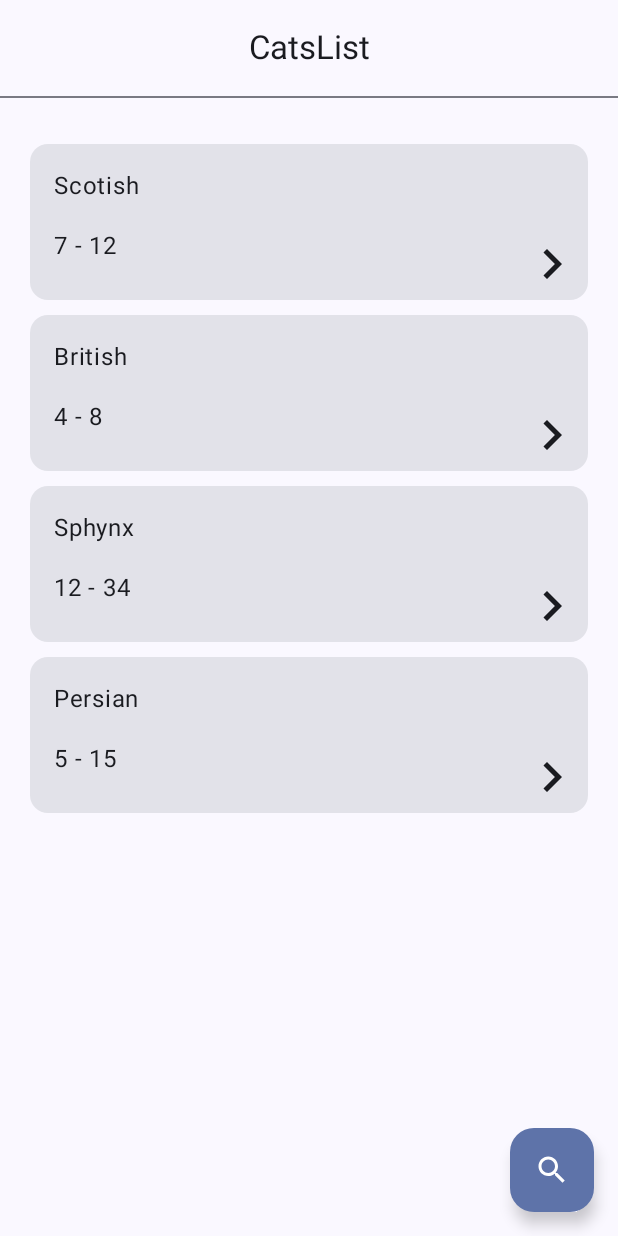
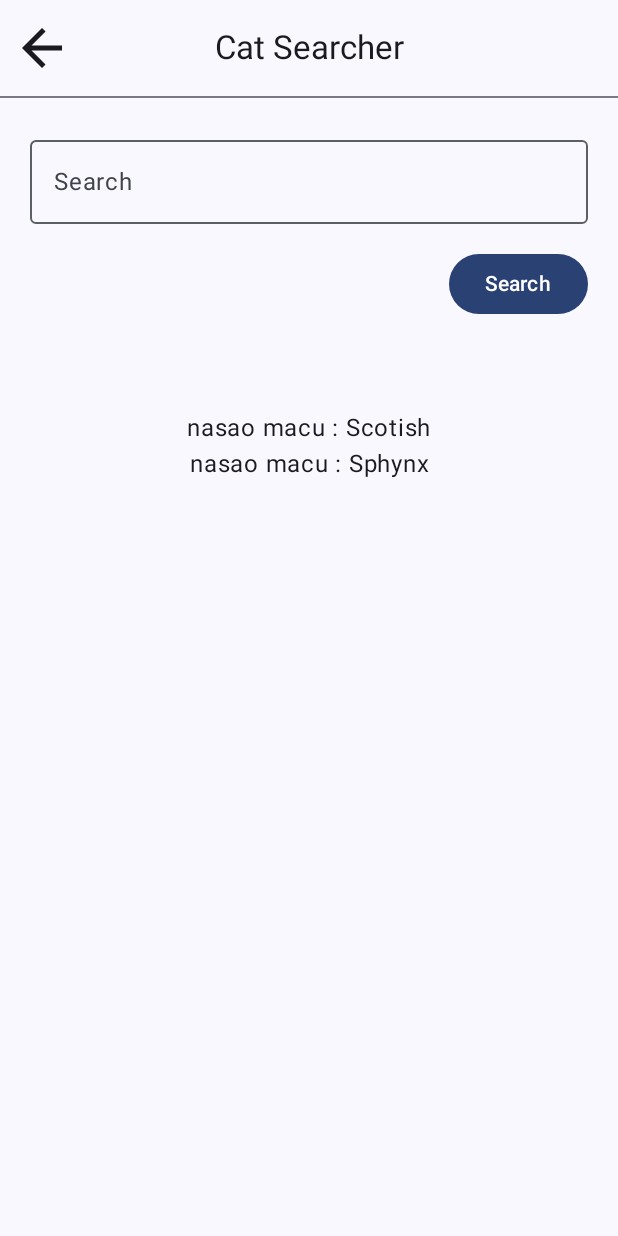
Before and after one commit to kosanovicMilan/Catalist, an Android app built with Jetpack Compose: the MainActivity screen opened directly, with no data from a screen before it, after a tap on "searchButton", on a phone screen of 412 x 824 dp. Run offline under Robolectric (Android 15) with nearby library versions, the phone set to English and light mode, and no system bars.

```diff
--- /dev/null
+++ b/app/src/main/java/com/example/catalist/AppNavigation.kt
@@ -0,0 +1,76 @@
+package com.example.catalist
+
+
+import androidx.compose.runtime.Composable
+import androidx.compose.runtime.remember
+import androidx.navigation.NavBackStackEntry
+import androidx.navigation.compose.NavHost
+import androidx.navigation.compose.composable
+import androidx.navigation.compose.rememberNavController
+
+@Composable
+fun AppNavigation() {
+
+    val navController = rememberNavController()
+
+    NavHost(
+        navController = navController,
+        startDestination = "cats"
+    ) {
+
+        composable(
+            route = "cats"
+        ){
+            CatsListScreen(
+                cats = CatsRepository.allCats(),
+                onCatClick = { cat ->
+                    navController.navigate(
+                        route = "cats/${cat.id}"
+                    )
+                },
+                onSearchClick = {
+                    navController.navigate("cats/search")
+                }
+            )
+        }
+
+        composable(
+            route = "cats/{catId}"
+        ){ backStackEntry ->
+            val catDataId = backStackEntry.getCatDataOrThrow()
+            val data = remember(catDataId) {
+                CatsRepository.getCatById(
+                    id = catDataId
+                )
+            }
+
+
+
+            if (data != null) {
+                CatDetailsScreen(
+                    cat = data,
+                    onBackClick = {
+                        navController.navigateUp()
+                    }
+                )
+            }
+            else
+                ErrorScreen()
+        }
+
+        composable(
+            route = "cats/search"
+        ){
+            CatsSearchScreen(
+                onBackClick = {
+                    navController.navigateUp()
+                              },
+                cats = CatsRepository.allCats()
+            )
+        }
+    }
+}
+
+private fun NavBackStackEntry.getCatDataOrThrow(): String {
+    return arguments?.getString("catId") ?: throw IllegalStateException("Cat id is required...")
+}
--- a/app/src/main/java/com/example/catalist/CatsDetailsScreen.kt
+++ b/app/src/main/java/com/example/catalist/CatsDetailsScreen.kt
@@ -39,7 +39,8 @@ import com.example.catalist.ui.theme.CatalistTheme
 @OptIn(ExperimentalMaterial3Api::class)
 @Composable
 fun CatDetailsScreen(
-    cat : CatData
+    cat : CatData,
+    onBackClick : () -> Unit
 ){
     Scaffold (
 
@@ -55,7 +56,7 @@ fun CatDetailsScreen(
                                         width = 15.dp,
                                         height = 15.dp
                                     ),imageVector = Icons.Default.ArrowBack
-                                    , onClick = {})
+                                    , onClick = onBackClick)
                                 }
                     )
                 Divider()
@@ -145,6 +146,8 @@ fun CatDetailsScreenPreview(){
                  "igrase"
              )
         )
+            ,
+            onBackClick = {}
         )
 
     }
--- a/app/src/main/java/com/example/catalist/CatsListScreen.kt
+++ b/app/src/main/java/com/example/catalist/CatsListScreen.kt
@@ -1,7 +1,10 @@
 package com.example.catalist
+
+import androidx.compose.foundation.Image
 
 import androidx.compose.foundation.clickable
 import androidx.compose.foundation.layout.Arrangement
+import androidx.compose.foundation.layout.Box
 import androidx.compose.foundation.layout.Column
 import androidx.compose.foundation.layout.Row
 import androidx.compose.foundation.layout.Spacer
@@ -9,23 +12,36 @@ import androidx.compose.foundation.layout.fillMaxSize
 import androidx.compose.foundation.layout.fillMaxWidth
 import androidx.compose.foundation.layout.height
 import androidx.compose.foundation.layout.padding
+import androidx.compose.foundation.rememberScrollState
+import androidx.compose.foundation.shape.RoundedCornerShape
+import androidx.compose.foundation.verticalScroll
 import androidx.compose.material.icons.Icons
-import androidx.compose.material.icons.filled.KeyboardArrowRight
+import androidx.compose.material.icons.filled.ArrowForward
+
 import androidx.compose.material.icons.filled.Search
+
 import androidx.compose.material3.Card
+import androidx.compose.material3.CardColors
+import androidx.compose.material3.CardDefaults
 import androidx.compose.material3.CenterAlignedTopAppBar
 import androidx.compose.material3.Divider
 import androidx.compose.material3.ExperimentalMaterial3Api
 import androidx.compose.material3.FloatingActionButton
 import androidx.compose.material3.Icon
 import androidx.compose.material3.IconButton
+import androidx.compose.material3.MaterialTheme
 import androidx.compose.material3.Scaffold
+import androidx.compose.material3.ScrollableTabRow
 import androidx.compose.material3.Text
 import androidx.compose.runtime.Composable
 import androidx.compose.runtime.key
 import androidx.compose.ui.Alignment
 import androidx.compose.ui.Modifier
+import androidx.compose.ui.graphics.Color
 import androidx.compose.ui.graphics.vector.ImageVector
+import androidx.compose.ui.layout.ContentScale
+import androidx.compose.ui.res.painterResource
+import androidx.compose.ui.text.style.TextOverflow
 import androidx.compose.ui.tooling.preview.Preview
 import androidx.compose.ui.unit.dp
 import com.example.catalist.ui.theme.CatalistTheme
@@ -36,7 +52,8 @@ import com.example.catalist.ui.theme.CatalistTheme
 @Composable
 fun CatsListScreen(
     cats : List<CatData>,
-    onCatClick: (CatData) -> Unit
+    onCatClick: (CatData) -> Unit,
+    onSearchClick: () -> Unit,
 ) {
         Scaffold (
 
@@ -52,7 +69,10 @@ fun CatsListScreen(
             floatingActionButton = {
 
                 FloatingActionButton(
-                                        onClick = {}) {
+                    onClick = onSearchClick,
+                    containerColor = Color.Yellow
+
+                ) {
 
                     Icon(
                         imageVector = Icons.Default.Search,
@@ -65,18 +85,21 @@ fun CatsListScreen(
             content = {
                 paddingValues ->
 
+
                 Column (
                     modifier = Modifier
+                        .verticalScroll(rememberScrollState())
                         .fillMaxSize()
                         .padding(paddingValues),
                     verticalArrangement = Arrangement.Top,
                     horizontalAlignment = Alignment.CenterHorizontally,
                 ){
-                    Spacer(modifier = Modifier.padding(vertical = 15.dp))
+                    Spacer(modifier = Modifier.padding(vertical = 10.dp))
 
-                   cats.forEach{
+
+                            cats.forEach {
                                 Column {
-                           key(it.id){
+                                    key(it.id) {
                                         CatListItem(
                                             cat = it,
                                             onClick = {
@@ -88,15 +111,12 @@ fun CatsListScreen(
                                     Spacer(modifier = Modifier.height(10.dp))
                                 }
                             }
+
+
                 }
             }
 
         )
-
-
-
-
-
 }
 
 @Composable
@@ -105,53 +125,56 @@ private fun CatListItem(
     onClick: () -> Unit
 ) {
     Card(
+        shape = RoundedCornerShape(8.dp),
+        colors = CardDefaults.cardColors(
+            containerColor = Color(197, 153, 150, 255)
+        ),
         modifier = Modifier
-            .fillMaxWidth()
-            .padding(horizontal = 20.dp)
-            .clickable { onClick() }
+            .padding(20.dp, 5.dp, 20.dp, 10.dp)
+            .clickable {
+                onClick()
+            },
+        elevation = CardDefaults.cardElevation(
+            defaultElevation = 10.dp,
+        )
+    ) {
+        Column(
         ) {
 
-        Column() {
-
+            Image(
+                painter = painterResource(R.drawable.cat),
+                contentDescription = null, // decorative
+                contentScale = ContentScale.Crop,
+                modifier = Modifier
+                    .height(150.dp)
+                    .fillMaxWidth()
+            )
+            Row {
+                Column(modifier = Modifier
+                    .padding(16.dp)
+                    .weight(1f)) {
                     Text(
-                modifier = Modifier.padding(all = 16.dp)
-                ,text = cat.raceName
-
+                        text = cat.raceName,
+                        style = MaterialTheme.typography.titleMedium,
+                        maxLines = 2,
+                        overflow = TextOverflow.Ellipsis
                     )
-            Row{
-//                Image(
-//                    painter = painterResource(id = context.resources.getIdentifier("cat", "drawable", context.packageName)),
-//                    contentDescription = "cat",
-//                    modifier = Modifier
-//                        .size(25.dp)
-//                        .padding(horizontal = 16.dp, vertical = 8.dp)
-//                )
-//                Image(
-//                        modifier = Modifier.size(
-//                            width = 25.dp,
-//                            height = 25.dp,
-//                        ),
-//                        painter = painterResource(id = R.drawable.cat),
-//                        contentDescription = "maca",
-//
-//                )
+                    Spacer(modifier = Modifier.height(5.dp))
                     Text(
-                    modifier = Modifier
-                        .padding(horizontal = 16.dp)
-                        .padding(bottom = 16.dp)
-                        .weight(weight = 1f),
-                    text = cat.lifeSpan
-                )
-
-                AppIconButton(
-                    modifier = Modifier,
-                    imageVector = Icons.Default.KeyboardArrowRight,
-                    onClick = {}
+                        text = cat.details,
+                        //maxLines = 1,
+                        //overflow = TextOverflow.Ellipsis,
+                        style = MaterialTheme.typography.titleSmall,
                     )
                 }
-
+                Box(modifier = Modifier,
+                    contentAlignment = Alignment.BottomEnd
+                    ) {
+                    AppIconButton(modifier = Modifier.fillMaxSize(),
+                        imageVector = Icons.Default.ArrowForward, onClick = {  })
                 }
-
+            }
+        }
     }
 }
 
@@ -179,6 +202,7 @@ fun HelloCompPreview(){
         CatsListScreen(
             cats = SampleCats,
             onCatClick = {},
+            onSearchClick = {},
         )
     }
 }
--- /dev/null
+++ b/app/src/main/java/com/example/catalist/CatsSearchScreen.kt
@@ -0,0 +1,156 @@
+package com.example.catalist
+
+import android.util.Log
+import androidx.compose.foundation.Image
+import androidx.compose.foundation.background
+import androidx.compose.foundation.layout.Arrangement
+import androidx.compose.foundation.layout.Column
+import androidx.compose.foundation.layout.Row
+import androidx.compose.foundation.layout.Spacer
+import androidx.compose.foundation.layout.fillMaxSize
+import androidx.compose.foundation.layout.fillMaxWidth
+import androidx.compose.foundation.layout.height
+import androidx.compose.foundation.layout.padding
+import androidx.compose.foundation.layout.size
+import androidx.compose.foundation.text.KeyboardActions
+import androidx.compose.foundation.text.KeyboardOptions
+import androidx.compose.material.icons.Icons
+import androidx.compose.material.icons.filled.ArrowBack
+import androidx.compose.material.icons.filled.Info
+import androidx.compose.material.icons.filled.Search
+import androidx.compose.material3.AssistChip
+import androidx.compose.material3.AssistChipDefaults
+import androidx.compose.material3.Button
+import androidx.compose.material3.CenterAlignedTopAppBar
+import androidx.compose.material3.Divider
+import androidx.compose.material3.ExperimentalMaterial3Api
+import androidx.compose.material3.Icon
+import androidx.compose.material3.OutlinedTextField
+import androidx.compose.material3.Scaffold
+import androidx.compose.material3.SearchBar
+import androidx.compose.material3.Surface
+import androidx.compose.material3.Text
+import androidx.compose.runtime.Composable
+import androidx.compose.runtime.mutableStateOf
+import androidx.compose.runtime.remember
+import androidx.compose.ui.Alignment
+import androidx.compose.ui.Modifier
+import androidx.compose.ui.focus.focusRequester
+import androidx.compose.ui.graphics.Color
+import androidx.compose.ui.platform.LocalFocusManager
+import androidx.compose.ui.res.painterResource
+import androidx.compose.ui.text.input.ImeAction
+import androidx.compose.ui.text.input.KeyboardType
+import androidx.compose.ui.tooling.preview.Preview
+import androidx.compose.ui.unit.dp
+import androidx.compose.ui.unit.sp
+import com.example.catalist.ui.theme.CatalistTheme
+
+@OptIn(ExperimentalMaterial3Api::class)
+@Composable
+fun CatsSearchScreen(
+
+    onBackClick : () -> Unit,
+    cats: List<CatData>
+) {
+    Scaffold(
+
+
+        topBar = {
+            Column {
+                CenterAlignedTopAppBar(
+                    title = { Text(text = "Cat Searcher") },
+                    navigationIcon =
+                    {
+                        AppIconButton(modifier=Modifier.size(
+                            width = 15.dp,
+                            height = 15.dp
+                        ),imageVector = Icons.Default.ArrowBack
+                            , onClick = onBackClick)
+                    }
+                )
+                Divider()
+            }
+        }
+    ) {padding ->
+
+        Column(
+            modifier = Modifier.padding(padding),
+            horizontalAlignment = Alignment.CenterHorizontally
+                        ) {
+
+
+            Column(
+                modifier = Modifier
+                    .padding(20.dp)
+                    .fillMaxWidth(),
+                verticalArrangement = Arrangement.Top,
+                horizontalAlignment = Alignment.CenterHorizontally
+            ) {
+                val searchQuery = remember { mutableStateOf("") }
+                val focusManager = LocalFocusManager.current
+
+                OutlinedTextField(
+                    value = searchQuery.value,
+                    onValueChange = { searchQuery.value = it },
+                    label = { Text("Search") },
+                    singleLine = true,
+                    keyboardOptions = KeyboardOptions(
+                        keyboardType = KeyboardType.Text,
+                        imeAction = ImeAction.Done
+                    ),
+                    keyboardActions = KeyboardActions(
+                        onDone = {
+                            focusManager.clearFocus()
+                        }
+                    ),
+                    modifier = Modifier.fillMaxWidth()
+                    //.focusRequester(focusManager.requestFocus())
+                )
+
+                Spacer(modifier = Modifier.height(16.dp))
+
+                Button(
+                    onClick = {
+
+                    },
+                    modifier = Modifier.align(Alignment.End)
+                ) {
+                    Text("Search")
+                }
+            }
+
+            Spacer(modifier = Modifier.padding(20.dp))
+
+            Column (
+                modifier = Modifier,
+                horizontalAlignment = Alignment.CenterHorizontally
+            ){
+
+
+                cats.forEach() {
+
+                    if (it.raceName.contains("S")) {
+                        Text(text = "nasao macu : ${it.raceName}")
+                    }
+                }
+            }
+        }
+
+
+        }
+    }
+
+
+
+
+@Preview(showBackground = true)
+@Composable
+fun SearchPreview(){
+    CatalistTheme {
+        CatsSearchScreen(
+            onBackClick = {},
+            cats = SampleCats
+        )
+    }
+}
--- /dev/null
+++ b/app/src/main/java/com/example/catalist/ErrorScreen.kt
@@ -0,0 +1,31 @@
+package com.example.catalist
+
+import androidx.compose.foundation.layout.Column
+import androidx.compose.foundation.layout.padding
+import androidx.compose.material3.Scaffold
+import androidx.compose.material3.Text
+import androidx.compose.runtime.Composable
+import androidx.compose.ui.Modifier
+import androidx.compose.ui.tooling.preview.Preview
+import com.example.catalist.ui.theme.CatalistTheme
+
+@Composable
+fun ErrorScreen() {
+    Scaffold {
+        paddingValues ->
+
+        Column(
+            modifier = Modifier.padding(paddingValues)
+        ) {
+            Text(text = "ERORRR...")
+        }
+    }
+}
+
+@Preview(showBackground = true)
+@Composable
+fun ErrorScreenPreview(){
+    CatalistTheme {
+        ErrorScreen()
+    }
+}
--- a/app/src/main/java/com/example/catalist/MainActivity.kt
+++ b/app/src/main/java/com/example/catalist/MainActivity.kt
@@ -11,8 +11,7 @@ class MainActivity : ComponentActivity() {
         setContent {
             CatalistTheme {
                 // A surface container using the 'background' color from the theme
-               CatsListScreen(cats = SampleCats,
-                   onCatClick = {},)
+                AppNavigation()
             }
         }
     }
```
Also changed, not shown: app/src/main/res/drawable/cat.png (added). Lines whose indentation alone changed are shown as unchanged.
